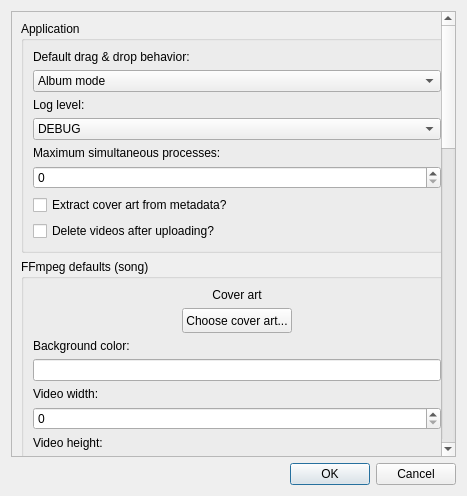
7x11x13/songs-to-youtube, file ui/settingswindow.ui: the form before one commit.
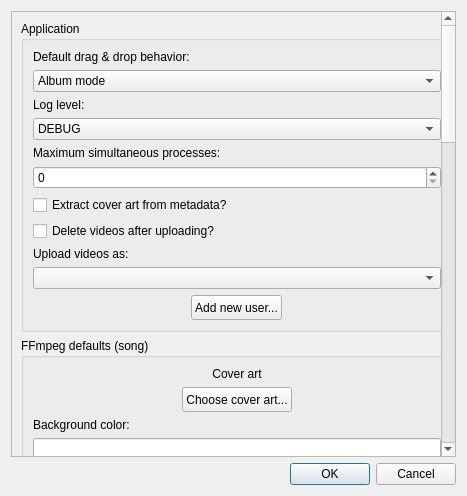
The form after the commit. Custom widgets are drawn as their Qt base class.

Patch:
```diff
--- a/ui/settingswindow.ui
+++ b/ui/settingswindow.ui
@@ -54,9 +54,9 @@
       <property name="geometry">
        <rect>
         <x>0</x>
-        <y>-1029</y>
+        <y>0</y>
         <width>433</width>
-        <height>1478</height>
+        <height>1556</height>
        </rect>
       </property>
       <property name="sizePolicy">
@@ -184,6 +184,35 @@
             </property>
            </widget>
           </item>
+          <item>
+           <widget class="QLabel" name="label_11">
+            <property name="text">
+             <string>Upload videos as:</string>
+            </property>
+           </widget>
+          </item>
+          <item>
+           <widget class="QComboBox" name="username"/>
+          </item>
+          <item alignment="Qt::AlignHCenter">
+           <widget class="QPushButton" name="addNewUserButton">
+            <property name="minimumSize">
+             <size>
+              <width>0</width>
+              <height>25</height>
+             </size>
+            </property>
+            <property name="maximumSize">
+             <size>
+              <width>150</width>
+              <height>50</height>
+             </size>
+            </property>
+            <property name="text">
+             <string>Add new user...</string>
+            </property>
+           </widget>
+          </item>
          </layout>
         </widget>
        </item>
```
